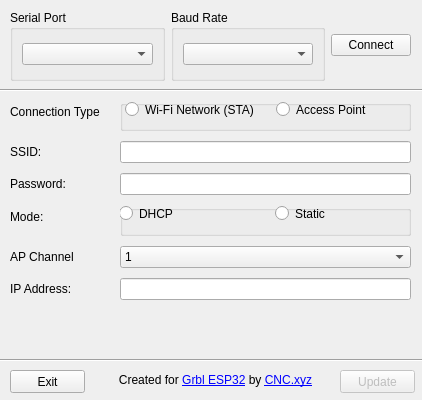
Old version of the form src/mainwindow.ui in the repository CNCxyz/Grbl_Esp32_Utility.
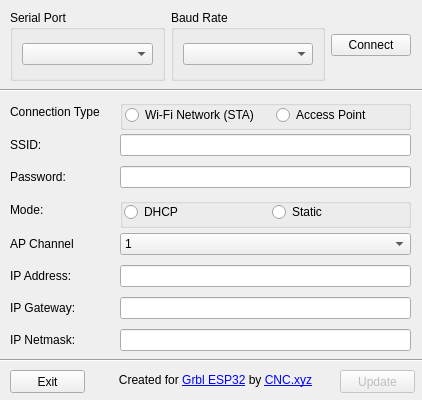
New version of the form. Custom widgets are drawn as their Qt base class.

```diff
--- a/src/mainwindow.ui
+++ b/src/mainwindow.ui
@@ -112,6 +112,18 @@
      </item>
      <item row="0" column="1">
       <widget class="QGroupBox" name="connectionInput">
+       <property name="sizePolicy">
+        <sizepolicy hsizetype="Preferred" vsizetype="Minimum">
+         <horstretch>0</horstretch>
+         <verstretch>0</verstretch>
+        </sizepolicy>
+       </property>
+       <property name="minimumSize">
+        <size>
+         <width>0</width>
+         <height>30</height>
+        </size>
+       </property>
        <property name="title">
         <string/>
        </property>
@@ -124,18 +136,30 @@
           <x>5</x>
           <y>0</y>
           <width>291</width>
-          <height>19</height>
+          <height>30</height>
          </rect>
         </property>
         <layout class="QHBoxLayout" name="horizontalLayout_2">
          <property name="spacing">
           <number>10</number>
          </property>
+         <property name="topMargin">
+          <number>5</number>
+         </property>
+         <property name="bottomMargin">
+          <number>5</number>
+         </property>
          <item>
           <widget class="QRadioButton" name="wifiModeButton">
            <property name="enabled">
             <bool>true</bool>
            </property>
+           <property name="minimumSize">
+            <size>
+             <width>0</width>
+             <height>0</height>
+            </size>
+           </property>
            <property name="text">
             <string>Wi-Fi Network (STA)</string>
            </property>
@@ -146,6 +170,12 @@
            <property name="enabled">
             <bool>true</bool>
            </property>
+           <property name="minimumSize">
+            <size>
+             <width>0</width>
+             <height>20</height>
+            </size>
+           </property>
            <property name="text">
             <string>Access Point</string>
            </property>
@@ -315,29 +345,111 @@
        </property>
       </widget>
      </item>
+   <item row="8" column="0">
+      <widget class="QLabel" name="ipGatewayLabel">
+       <property name="enabled">
+        <bool>true</bool>
+       </property>
+       <property name="text">
+        <string>IP Gateway:</string>
+       </property>
+      </widget>
+     </item>
+     <item row="8" column="1">
+      <widget class="QLineEdit" name="ipGatewayInput">
+       <property name="enabled">
+        <bool>true</bool>
+       </property>
+       <property name="text">
+        <string/>
+       </property>
+      </widget>
+     </item>
+   <item row="9" column="0">
+      <widget class="QLabel" name="ipNetmaskLabel">
+       <property name="enabled">
+        <bool>true</bool>
+       </property>
+       <property name="text">
+        <string>IP Netmask:</string>
+       </property>
+      </widget>
+     </item>
+     <item row="9" column="1">
+      <widget class="QLineEdit" name="ipNetmaskInput">
+       <property name="enabled">
+        <bool>true</bool>
+       </property>
+       <property name="text">
+        <string/>
+       </property>
+      </widget>
+     </item>
      <item row="5" column="1">
       <widget class="QGroupBox" name="modeInput">
+       <property name="sizePolicy">
+        <sizepolicy hsizetype="Preferred" vsizetype="Minimum">
+         <horstretch>0</horstretch>
+         <verstretch>0</verstretch>
+        </sizepolicy>
+       </property>
+       <property name="minimumSize">
+        <size>
+         <width>0</width>
+         <height>30</height>
+        </size>
+       </property>
        <property name="title">
         <string/>
        </property>
+       <property name="flat">
+        <bool>false</bool>
+       </property>
        <widget class="QWidget" name="horizontalLayoutWidget_2">
         <property name="geometry">
          <rect>
           <x>-1</x>
           <y>-1</y>
           <width>301</width>
-          <height>19</height>
+          <height>31</height>
          </rect>
         </property>
         <layout class="QHBoxLayout" name="horizontalLayout_3">
          <property name="spacing">
-          <number>10</number>
+          <number>5</number>
+         </property>
+         <property name="sizeConstraint">
+          <enum>QLayout::SetMinimumSize</enum>
+         </property>
+         <property name="leftMargin">
+          <number>5</number>
+         </property>
+         <property name="topMargin">
+          <number>5</number>
+         </property>
+         <property name="rightMargin">
+          <number>5</number>
+         </property>
+         <property name="bottomMargin">
+          <number>5</number>
          </property>
          <item>
           <widget class="QRadioButton" name="dhcpModeButton">
            <property name="enabled">
             <bool>true</bool>
            </property>
+           <property name="sizePolicy">
+            <sizepolicy hsizetype="Preferred" vsizetype="Fixed">
+             <horstretch>0</horstretch>
+             <verstretch>0</verstretch>
+            </sizepolicy>
+           </property>
+           <property name="minimumSize">
+            <size>
+             <width>0</width>
+             <height>0</height>
+            </size>
+           </property>
            <property name="text">
             <string>DHCP</string>
            </property>
@@ -348,6 +460,18 @@
            <property name="enabled">
             <bool>true</bool>
            </property>
+           <property name="sizePolicy">
+            <sizepolicy hsizetype="Preferred" vsizetype="Fixed">
+             <horstretch>0</horstretch>
+             <verstretch>0</verstretch>
+            </sizepolicy>
+           </property>
+           <property name="minimumSize">
+            <size>
+             <width>0</width>
+             <height>0</height>
+            </size>
+           </property>
            <property name="text">
             <string>Static</string>
            </property>
```
